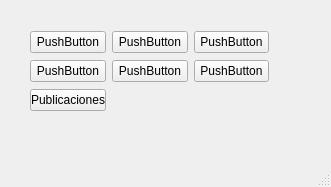
First picture: the form in ui_files/menu.ui, repository leoponce82/publicationsGIDI_input, before the edit.
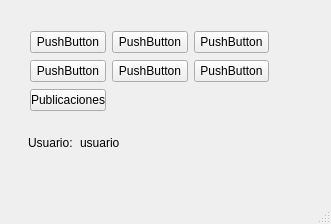
Second picture: the form after the edit.

Commit message: modified:   .gitignore 	modified:   publicaciones_data_input.py 	renamed:    ui_files/__init__.py -> ui_classes/__init__.py 	new file:   ui_classes/add_author_class.py 	new file:   ui_classes/add_database_class.py 	new file:   ui_classes/login_class.py 	new file:   ui_classes/logo256png.png 	new file:   ui_classes/menu_class.py 	new file:   ui_classes/new_user_class.py 	new file:   ui_classes/pub_input_class.py 	new file:   ui_classes/pub_search_class.py 	new file:   ui_classes/recover_password_class.py 	modified:   ui_files/menu.ui 	modified:   ui_files/menu_code.py 	modified:   users.db

What changed in the file:
```diff
--- a/ui_files/menu.ui
+++ b/ui_files/menu.ui
@@ -7,13 +7,39 @@
     <x>0</x>
     <y>0</y>
     <width>331</width>
-    <height>187</height>
+    <height>224</height>
    </rect>
   </property>
   <property name="windowTitle">
    <string>Menu</string>
   </property>
   <widget class="QWidget" name="centralwidget">
+   <widget class="QLabel" name="label_current_user">
+    <property name="geometry">
+     <rect>
+      <x>80</x>
+      <y>120</y>
+      <width>42</width>
+      <height>45</height>
+     </rect>
+    </property>
+    <property name="text">
+     <string>usuario</string>
+    </property>
+   </widget>
+   <widget class="QLabel" name="label_12">
+    <property name="geometry">
+     <rect>
+      <x>28</x>
+      <y>120</y>
+      <width>46</width>
+      <height>45</height>
+     </rect>
+    </property>
+    <property name="text">
+     <string>Usuario:</string>
+    </property>
+   </widget>
    <widget class="QWidget" name="">
     <property name="geometry">
      <rect>
```
The commit also changes 14 other files.
